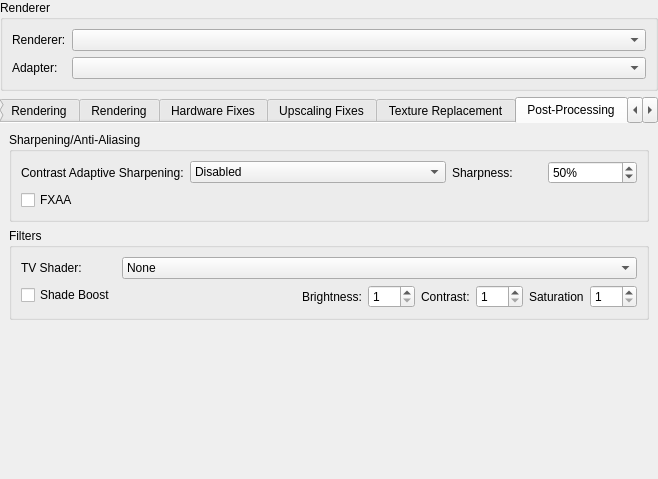
PCSX2/pcsx2, file pcsx2-qt/Settings/GraphicsSettingsWidget.ui: the form before one commit.
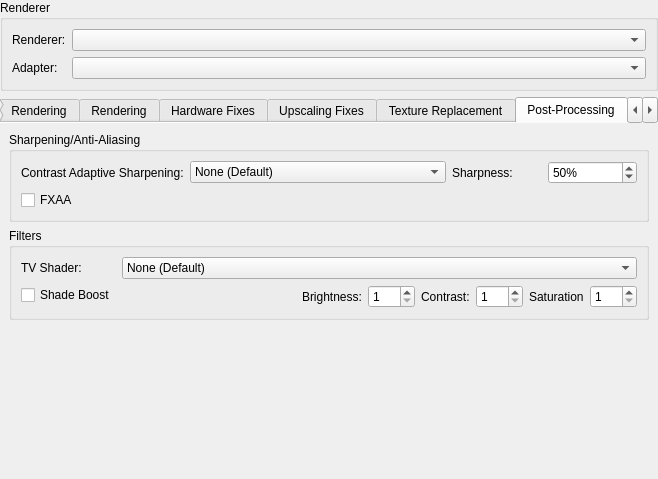
The form after the commit. The open tabs and pages were chosen to show the change.

Commit message:
Qt: Rename some options.
TV Shader drop down list:
None -> None (Default)

Sharpening drop down list:
Disabled -> None (Default)

Renderer Automatic -> Automatic (Default)

What changed in the file:
```diff
--- a/pcsx2-qt/Settings/GraphicsSettingsWidget.ui
+++ b/pcsx2-qt/Settings/GraphicsSettingsWidget.ui
@@ -1258,7 +1258,7 @@
              <widget class="QComboBox" name="casMode">
               <item>
                <property name="text">
-                <string>Disabled</string>
+                <string>None (Default)</string>
                </property>
               </item>
               <item>
@@ -1326,7 +1326,7 @@
            <widget class="QComboBox" name="tvShader">
             <item>
              <property name="text">
-              <string>None</string>
+              <string>None (Default)</string>
              </property>
             </item>
             <item>
```
The commit also changes 1 other file.
